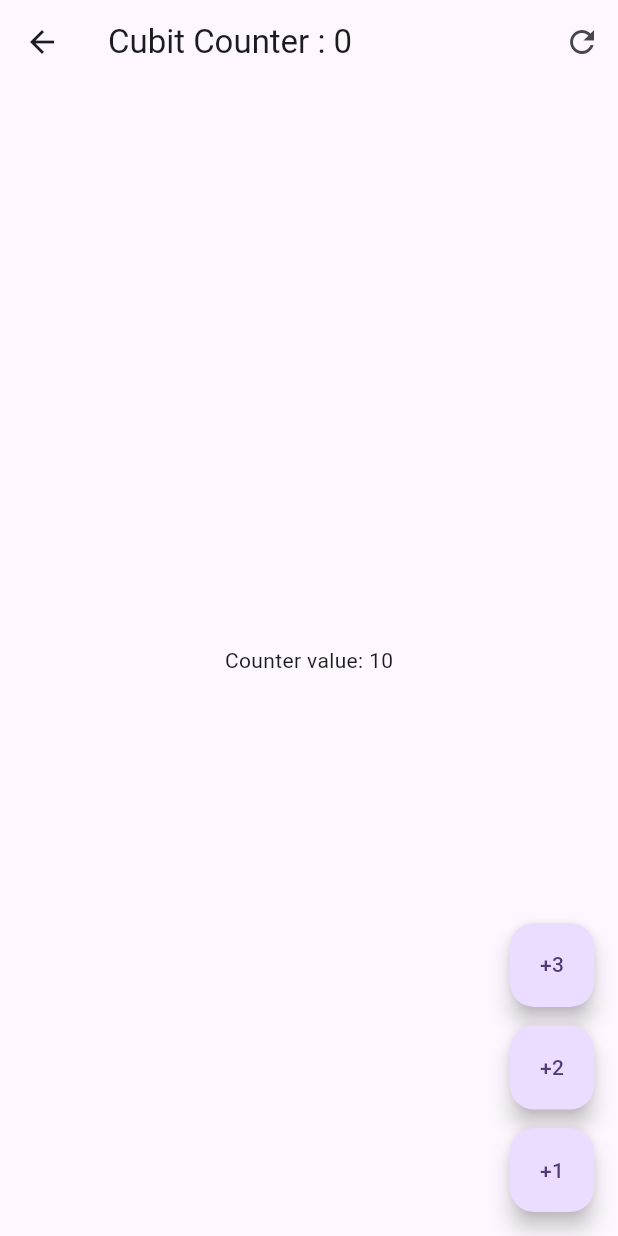
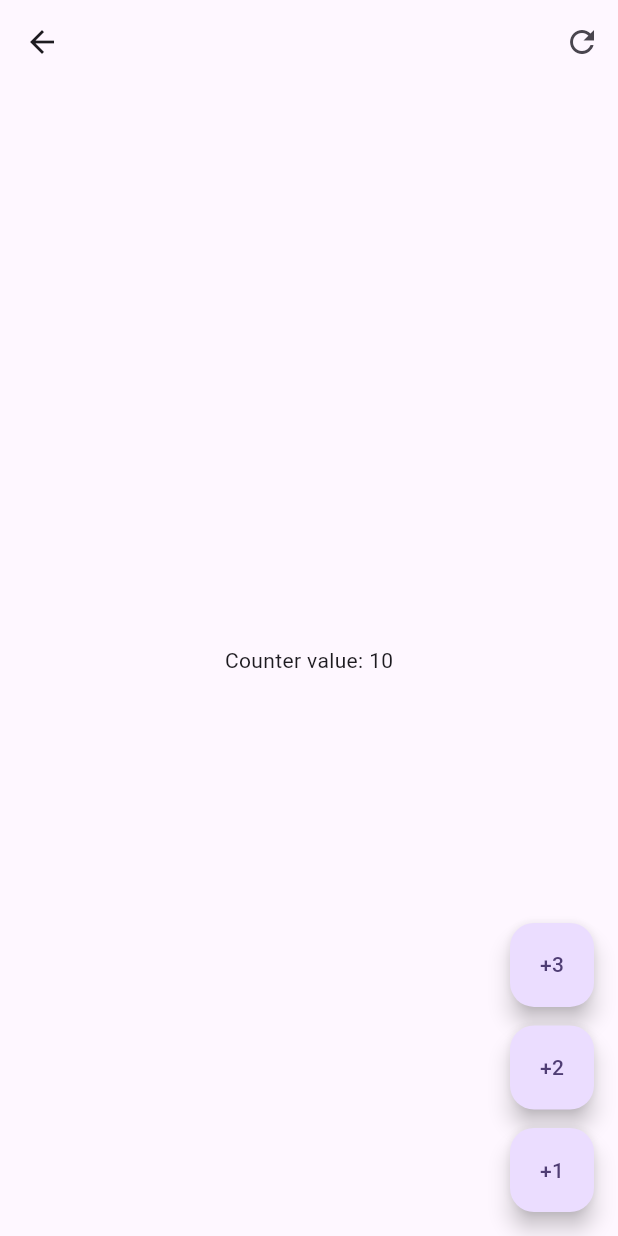
Before and after one commit to Kross26/forms_app, a Flutter app: the screen it shows after launch, after a tap on "Cubits", on a phone screen of 412 x 824 dp. Run offline on Flutter 3.47's test engine with Material 3 defaults, Android fonts, the phone set to English and light mode, and no system bars; our stand-ins replace equatable, flutter_bloc, go_router.

```diff
--- a/lib/presentation/blocs/counter_cubit/counter_cubit.dart
+++ b/lib/presentation/blocs/counter_cubit/counter_cubit.dart
@@ -1,9 +1,10 @@
+import 'package:equatable/equatable.dart';
 import 'package:flutter_bloc/flutter_bloc.dart';
 
 part 'counter_state.dart';
 
 class CounterCubit extends Cubit<CounterState> {
-  CounterCubit() : super(CounterState(counter: 10, transactionCount: 0));
+  CounterCubit() : super(const CounterState(counter: 10, transactionCount: 0));
 
   void increaseBy(int value) {
     emit(state.copyWith(
--- a/lib/presentation/blocs/counter_cubit/counter_state.dart
+++ b/lib/presentation/blocs/counter_cubit/counter_state.dart
@@ -1,10 +1,15 @@
 part of 'counter_cubit.dart';
 
-class CounterState {
+// Ejemplo
+// String name= 'Diego'
+// String otroNombre = 'Diego'
+// CounterState(0,0) == CounterState(0,0) /// true
+
+class CounterState extends Equatable {
   final int counter;
   final int transactionCount;
 
-  CounterState({
+  const CounterState({
     required this.counter,
     required this.transactionCount,
   });
@@ -17,4 +22,7 @@ class CounterState {
         counter: counter ?? this.counter,
         transactionCount: transactionCount ?? this.transactionCount,
       );
+
+  @override
+  List<Object> get props => [counter, transactionCount];
 }
--- a/lib/presentation/screens/cubit_counter_screen.dart
+++ b/lib/presentation/screens/cubit_counter_screen.dart
@@ -28,11 +28,11 @@ class _CubirCounterView extends StatelessWidget {
 
   @override
   Widget build(BuildContext context) {
-    final counterState = context.watch<CounterCubit>().state;
+    // final counterState = context.watch<CounterCubit>().state;
 
     return Scaffold(
       appBar: AppBar(
-        title: Text('Cubit Counter : ${counterState.transactionCount}'),
+        // title: Text('Cubit Counter : ${counterState.transactionCount}'),
         actions: [
           IconButton(
               onPressed: () {
@@ -43,6 +43,7 @@ class _CubirCounterView extends StatelessWidget {
       ),
       body: Center(
         child: BlocBuilder<CounterCubit, CounterState>(
+          // buildWhen: (previous, current) => current.counter != previous.counter,
           builder: (context, state) {
             print('Counter cambió');
             return Text('Counter value: ${state.counter}');
--- a/pubspec.yaml
+++ b/pubspec.yaml
@@ -7,6 +7,7 @@ environment:
   sdk: '>=3.3.1 <4.0.0'
 
 dependencies:
+  equatable: ^2.0.5
   flutter:
     sdk: flutter
   flutter_bloc: ^8.1.5
```
Also changed, not shown: pubspec.lock.
